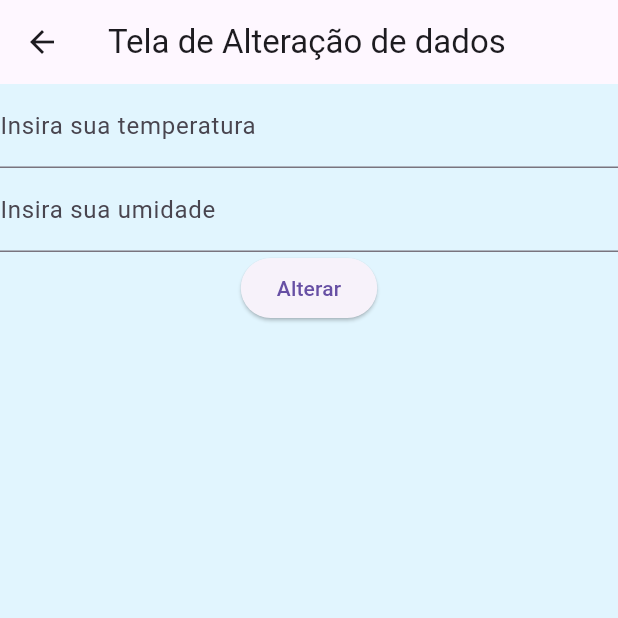
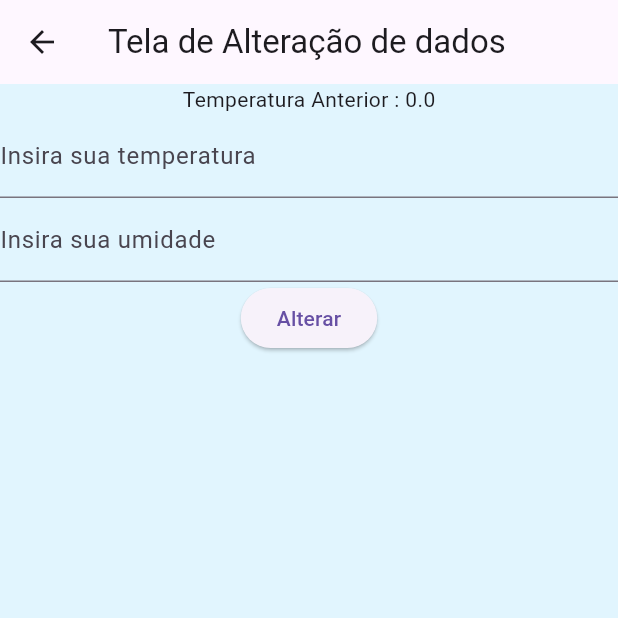
Before and after one commit to Viniciusalmei/AulasMobile, a Flutter app: the PutClimateScreen screen opened directly with empty values, on a phone screen of 412 x 824 dp, the top half of it. Run offline on Flutter 3.47's test engine with Material 3 defaults, Android fonts, the phone set to English and light mode, and no system bars; our stand-ins replace cloud_firestore, firebase_core; accounts and stored records are empty.

Commit message:
alteracoes 15.04

```diff
--- a/firebaseapp/lib/history.dart
+++ b/firebaseapp/lib/history.dart
@@ -55,7 +55,10 @@ class _ClimateHistoryScreenState extends State<ClimateHistoryScreen> {
           title: Text('Temperatura: $temperature_historico ºC'),
           subtitle: Text('Humidade $humidity_historico %'),
           leading: Icon(Icons.thermostat),
-          trailing: IconButton(onPressed: , icon: Icon(Icons.delete)),
+          trailing: IconButton(onPressed: () async {
+             await FirebaseFirestore.instance.collection('Monte Mor').doc(doc.id).delete();
+          },
+           icon: Icon(Icons.delete)),
 
 
         )
--- a/firebaseapp/lib/post.dart
+++ b/firebaseapp/lib/post.dart
@@ -20,6 +20,7 @@ class _PostClimateScreenState extends State<PostClimateScreen> {
     {
       'temperature': temp,
       'humidity': humi,
+      'timestamp': FieldValue.serverTimestamp()
 
     }
   );
--- a/firebaseapp/lib/put.dart
+++ b/firebaseapp/lib/put.dart
@@ -42,6 +42,7 @@ class _PutClimateScreenState extends State<PutClimateScreen> {
       appBar: AppBar(title: Text('Tela de Alteração de dados')),
 
       body: Column(children: [
+        Text('Temperatura Anterior : ${widget.initialTemperature}'),
         TextField(
           controller: temperatureController, //variavel que visualiza as informacoes
           keyboardType: TextInputType.number, //tipo de teclado para o usuario inserir dados.
```
